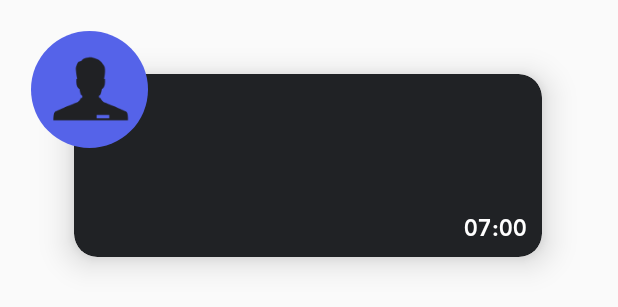
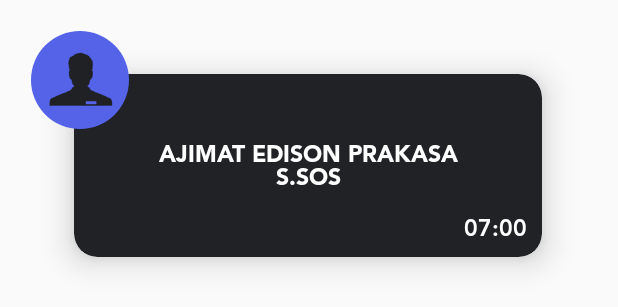
Before and after one commit to fakhrimf/HadirApp, an Android app: the layout daily_item.xml on its own in the app's theme, with its tools: preview values and no code run, on a phone screen of 412 x 824 dp. Shown: the top 307 px of the screen. Run offline under Robolectric (Android 15) with nearby library versions, the phone set to English and light mode, and no system bars.

Commit message:
- fix layout home

```diff
--- a/app/src/main/java/com/hadir/hadirapp/HomeActivity.kt
+++ b/app/src/main/java/com/hadir/hadirapp/HomeActivity.kt
@@ -52,8 +52,7 @@ class HomeActivity : AppCompatActivity() {
         setContentView(R.layout.activity_home)
         val toolbar: Toolbar = findViewById(R.id.toolbar)
         setSupportActionBar(toolbar)
-        val username = sharedPreferenceUtils.getUsername();
-
+        val username = sharedPreferenceUtils.getUsername()
 
 
         actionBarDrawerToggle = ActionBarDrawerToggle(this, drawer_layout, toolbar, com.mikepenz.materialdrawer.R.string.material_drawer_open, com.mikepenz.materialdrawer.R.string.material_drawer_close)
@@ -69,7 +68,7 @@ class HomeActivity : AppCompatActivity() {
             .commitNow()
 
         val profile = ProfileDrawerItem().apply {
-            name = StringHolder("Muhamad Alfi")
+            name = StringHolder(username)
             description = StringHolder(username)
             icon = ImageHolder(R.drawable.profile)
         }
--- a/app/src/main/java/com/hadir/hadirapp/ui/home/HomeFragment.kt
+++ b/app/src/main/java/com/hadir/hadirapp/ui/home/HomeFragment.kt
@@ -16,6 +16,7 @@ import com.hadir.hadirapp.ui.home.adapter.DailyAdapter
 import com.hadir.hadirapp.ui.home.listener.HomeActionListener
 import kotlinx.android.synthetic.main.fragment_home.*
 import org.joda.time.LocalDate
+import java.util.*
 
 class HomeFragment : Fragment(), HomeActionListener {
     private val vm by lazy {
@@ -49,7 +50,7 @@ class HomeFragment : Fragment(), HomeActionListener {
     private fun setRecycler() {
         vm.getCurrentUser(viewLifecycleOwner).observe(viewLifecycleOwner, Observer { teacher ->
             tv_name.text = teacher.name
-            vm.getPresentDataPerYear(viewLifecycleOwner, LocalDate()).observe(viewLifecycleOwner, Observer {
+            vm.getDailyData(viewLifecycleOwner, Date()).observe(viewLifecycleOwner, Observer {
                 val dailyAdapter = DailyAdapter(it, this)
                 Log.d("%%%%", "$it")
                 swipeRefreshHome.isRefreshing = false
--- a/app/src/main/res/layout/daily_item.xml
+++ b/app/src/main/res/layout/daily_item.xml
@@ -40,12 +40,17 @@
 
                 <TextView
                     android:id="@+id/textView3"
-                    android:layout_width="wrap_content"
+                    android:layout_width="match_parent"
                     android:layout_height="wrap_content"
                     android:fontFamily="@font/avenir_black"
                     android:text="@{model.teacherModel.name}"
                     android:textColor="@color/mainWhite"
-                    android:textSize="@dimen/_15ssp"
+                    android:layout_marginHorizontal="@dimen/_38sdp"
+                    android:textAlignment="center"
+                    tools:text="AJIMAT EDISON PRAKASA S.SOS"
+                    android:ellipsize="end"
+                    android:textSize="@dimen/_12ssp"
+                    android:maxLines="2"
                     app:layout_constraintBottom_toBottomOf="parent"
                     app:layout_constraintEnd_toEndOf="parent"
                     app:layout_constraintStart_toStartOf="parent"
@@ -68,8 +73,8 @@
         </androidx.cardview.widget.CardView>
 
         <de.hdodenhof.circleimageview.CircleImageView
-            android:layout_width="@dimen/_60sdp"
-            android:layout_height="@dimen/_60sdp"
+            android:layout_width="@dimen/_50sdp"
+            android:layout_height="@dimen/_50sdp"
             android:layout_marginStart="@dimen/_16sdp"
             android:layout_marginTop="@dimen/_16sdp"
             android:elevation="@dimen/_10sdp"
```
